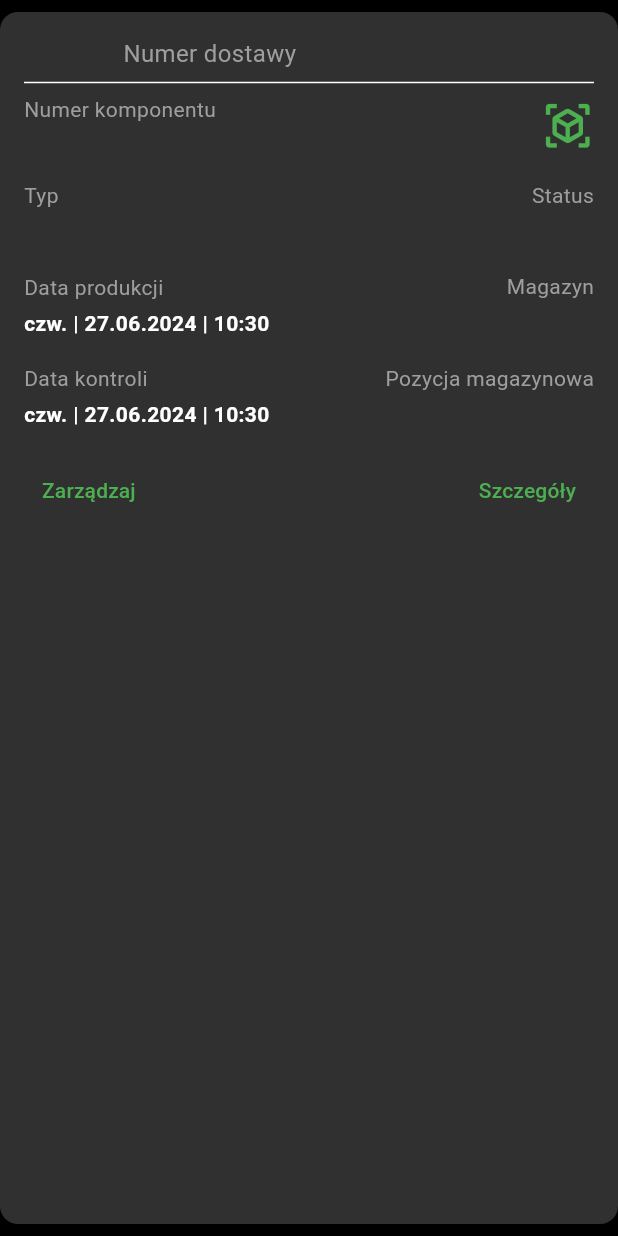
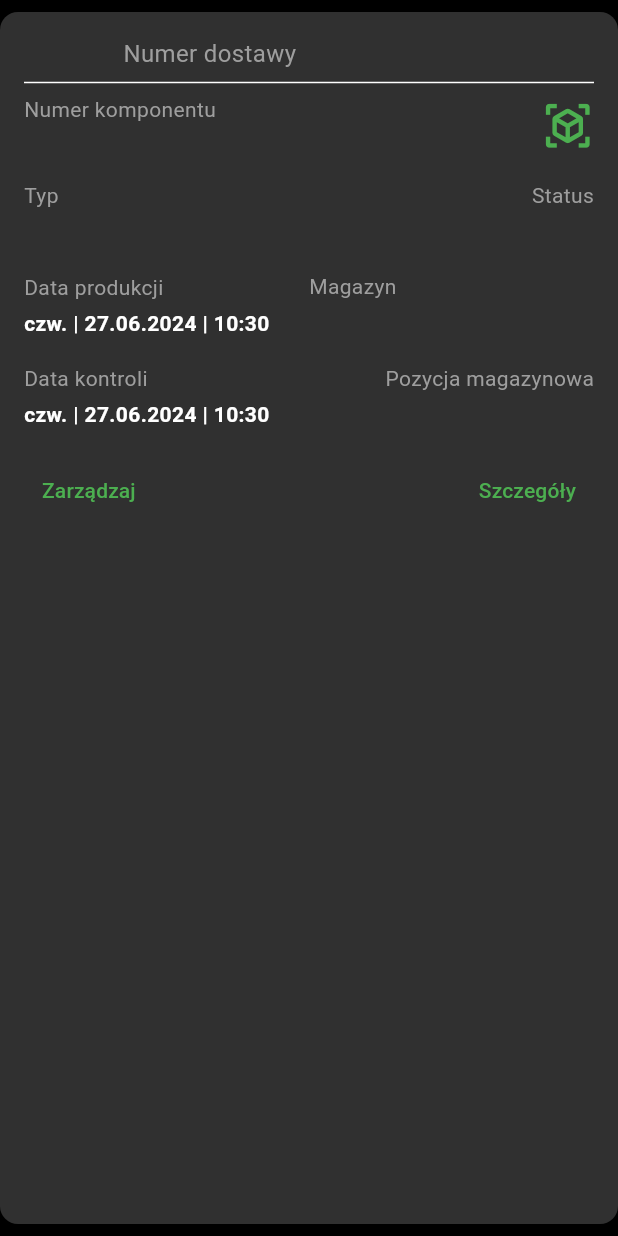
Before and after one commit to rkrawczyk98/quality_control_mobile, a Flutter app: the ComponentItem widget shown alone on an empty page, opened directly with empty values, on a phone screen of 412 x 824 dp. Run offline on Flutter 3.47's test engine with Material 3 defaults, Android fonts, the phone set to English and light mode, and no system bars; our stand-ins replace auto_size_text, flutter_speed_dial, shared_preferences; accounts and stored records are empty; network calls fail.

Commit message:
Fixed ui on component/component_screen.dart and delivery/delivery_screen.dart to make it a litte bit more responsive.

```diff
--- a/lib/src/views/screens/component/component_screen.dart
+++ b/lib/src/views/screens/component/component_screen.dart
@@ -142,6 +142,7 @@ class ComponentItem extends StatelessWidget {
       margin: const EdgeInsets.symmetric(vertical: 8),
       child: Padding(
         padding: const EdgeInsets.all(16),
+        child: Expanded(
             child: Column(
           crossAxisAlignment: CrossAxisAlignment.start,
           children: [
@@ -153,12 +154,15 @@ class ComponentItem extends StatelessWidget {
               Text(
                 delivery.number,
                 style: const TextStyle(
-                        color: Colors.white, fontWeight: FontWeight.bold, fontSize: 16),
+                    color: Colors.white,
+                    fontWeight: FontWeight.bold,
+                    fontSize: 16),
               ),
             ]),
             const Divider(color: Colors.white),
             Row(mainAxisAlignment: MainAxisAlignment.spaceBetween, children: [
-              Column(
+              Expanded(
+                  child: Column(
                 crossAxisAlignment: CrossAxisAlignment.start,
                 children: [
                   const Text(
@@ -171,7 +175,7 @@ class ComponentItem extends StatelessWidget {
                         color: Colors.white, fontWeight: FontWeight.bold),
                   ),
                 ],
-              ),
+              )),
               const Row(
                 mainAxisAlignment: MainAxisAlignment.spaceBetween,
                 children: [
@@ -185,7 +189,10 @@ class ComponentItem extends StatelessWidget {
             ]),
             const SizedBox(height: 16),
             Row(mainAxisAlignment: MainAxisAlignment.spaceBetween, children: [
-              Column(crossAxisAlignment: CrossAxisAlignment.start, children: [
+              Expanded(
+                  child: Column(
+                      crossAxisAlignment: CrossAxisAlignment.start,
+                      children: [
                     const Text(
                       'Typ',
                       style: TextStyle(color: Colors.grey),
@@ -196,8 +203,11 @@ class ComponentItem extends StatelessWidget {
                       style: const TextStyle(
                           color: Colors.white, fontWeight: FontWeight.bold),
                     ),
-              ]),
-              Column(crossAxisAlignment: CrossAxisAlignment.end, children: [
+                  ])),
+              Expanded(
+                  child: Column(
+                      crossAxisAlignment: CrossAxisAlignment.end,
+                      children: [
                     const Text(
                       'Status',
                       style: TextStyle(color: Colors.grey),
@@ -208,13 +218,14 @@ class ComponentItem extends StatelessWidget {
                       style: const TextStyle(
                           color: Colors.white, fontWeight: FontWeight.bold),
                     ),
-              ]),
+                  ])),
             ]),
             const SizedBox(height: 16),
             Row(
               mainAxisAlignment: MainAxisAlignment.spaceBetween,
               children: [
-                Column(
+                Expanded(
+                    child: Column(
                   crossAxisAlignment: CrossAxisAlignment.start,
                   children: [
                     const Text(
@@ -226,10 +237,12 @@ class ComponentItem extends StatelessWidget {
                       formatDate(productionDate),
                       style: const TextStyle(
                           color: Colors.white, fontWeight: FontWeight.bold),
+                      overflow: TextOverflow.ellipsis,
                     ),
                   ],
-                ),
-                Column(
+                )),
+                Expanded(
+                    child: Column(
                   crossAxisAlignment: CrossAxisAlignment.start,
                   children: [
                     const Text(
@@ -243,12 +256,13 @@ class ComponentItem extends StatelessWidget {
                           color: Colors.white, fontWeight: FontWeight.bold),
                     ),
                   ],
-                ),
+                )),
               ],
             ),
             const SizedBox(height: 16),
             Row(mainAxisAlignment: MainAxisAlignment.spaceBetween, children: [
-              Column(
+              Expanded(
+                  child: Column(
                 crossAxisAlignment: CrossAxisAlignment.start,
                 children: [
                   const Text(
@@ -260,10 +274,12 @@ class ComponentItem extends StatelessWidget {
                     formatDate(controlDate ?? DateTime.now()),
                     style: const TextStyle(
                         color: Colors.white, fontWeight: FontWeight.bold),
+                    overflow: TextOverflow.ellipsis,
                   ),
                 ],
-              ),
-              Column(
+              )),
+              Expanded(
+                  child: Column(
                 crossAxisAlignment: CrossAxisAlignment.end,
                 children: [
                   const Text(
@@ -277,7 +293,7 @@ class ComponentItem extends StatelessWidget {
                         color: Colors.white, fontWeight: FontWeight.bold),
                   ),
                 ],
-              ),
+              )),
             ]),
             const SizedBox(height: 16),
             Row(mainAxisAlignment: MainAxisAlignment.spaceBetween, children: [
@@ -293,7 +309,7 @@ class ComponentItem extends StatelessWidget {
               ),
             ])
           ],
-        ),
+        )),
       ),
     );
   }
```
Also changed, not shown: lib/src/views/screens/delivery/delivery_screen.dart (+24 -11 lines). Lines whose indentation alone changed are shown as unchanged.
